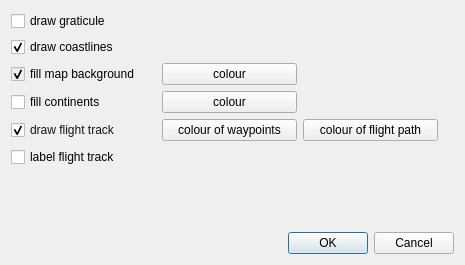
Open-MSS/MSS, file mslib/msui/ui/ui_topview_mapappearance.ui: the form before one commit.
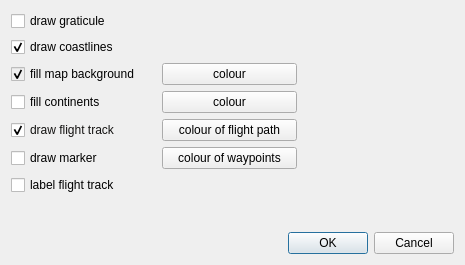
The form after the commit.

Commit message: Add marker option for topview

The edit to the form file:
```diff
--- a/mslib/msui/ui/ui_topview_mapappearance.ui
+++ b/mslib/msui/ui/ui_topview_mapappearance.ui
@@ -326,19 +326,6 @@
        </property>
       </widget>
      </item>
-     <item>
-      <widget class="QPushButton" name="btWaypointsColour">
-       <property name="minimumSize">
-        <size>
-         <width>135</width>
-         <height>0</height>
-        </size>
-       </property>
-       <property name="text">
-        <string>colour of waypoints</string>
-       </property>
-      </widget>
-     </item>
      <item>
       <widget class="QPushButton" name="btVerticesColour">
        <property name="minimumSize">
@@ -367,6 +354,52 @@
      </item>
     </layout>
    </item>
+   <item>
+    <layout class="QHBoxLayout" name="horizontalLayout_5">
+     <item>
+      <widget class="QCheckBox" name="cbDrawMarker">
+       <property name="minimumSize">
+        <size>
+         <width>145</width>
+         <height>0</height>
+        </size>
+       </property>
+       <property name="toolTip">
+        <string>Draw a circle marker on every waypoint along the flight track</string>
+       </property>
+       <property name="text">
+        <string>draw marker</string>
+       </property>
+      </widget>
+     </item>
+     <item>
+      <widget class="QPushButton" name="btWaypointsColour">
+       <property name="minimumSize">
+        <size>
+         <width>135</width>
+         <height>0</height>
+        </size>
+       </property>
+       <property name="text">
+        <string>colour of waypoints</string>
+       </property>
+      </widget>
+     </item>
+     <item>
+      <spacer name="horizontalSpacer_4">
+       <property name="orientation">
+        <enum>Qt::Horizontal</enum>
+       </property>
+       <property name="sizeHint" stdset="0">
+        <size>
+         <width>40</width>
+         <height>20</height>
+        </size>
+       </property>
+      </spacer>
+     </item>
+    </layout>
+   </item>
    <item>
     <layout class="QHBoxLayout" name="horizontalLayout_4">
      <item>
```
Left out of the diff: 27 changed lines with no effect on the pictures. The commit also changes 7 other files.
